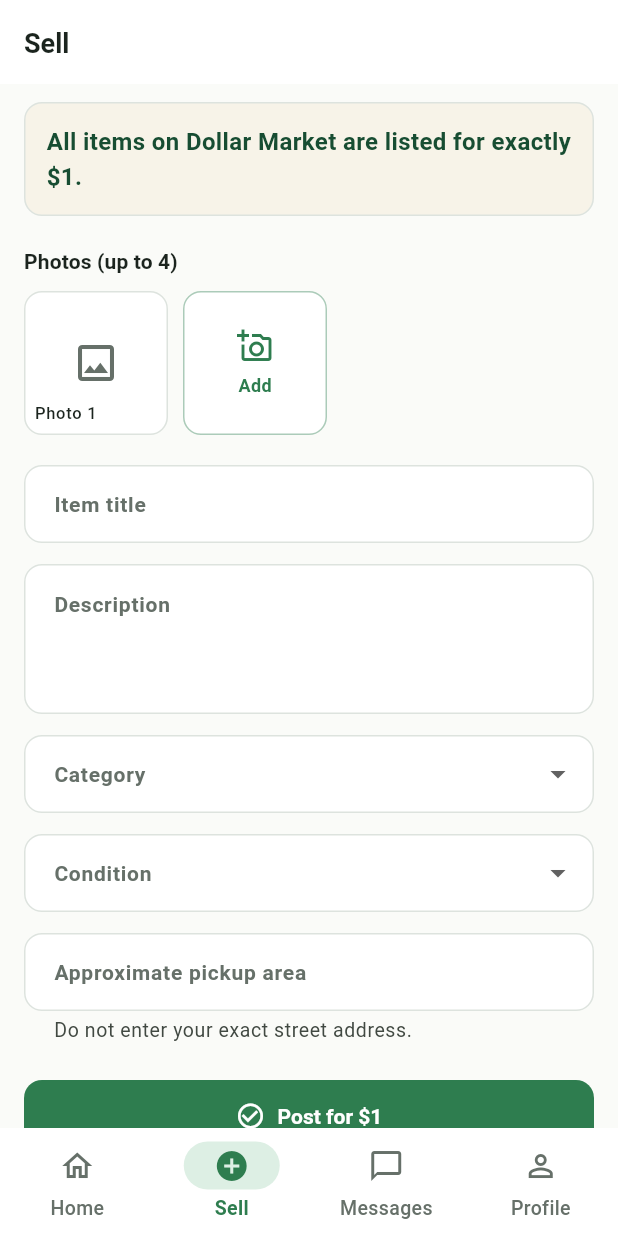
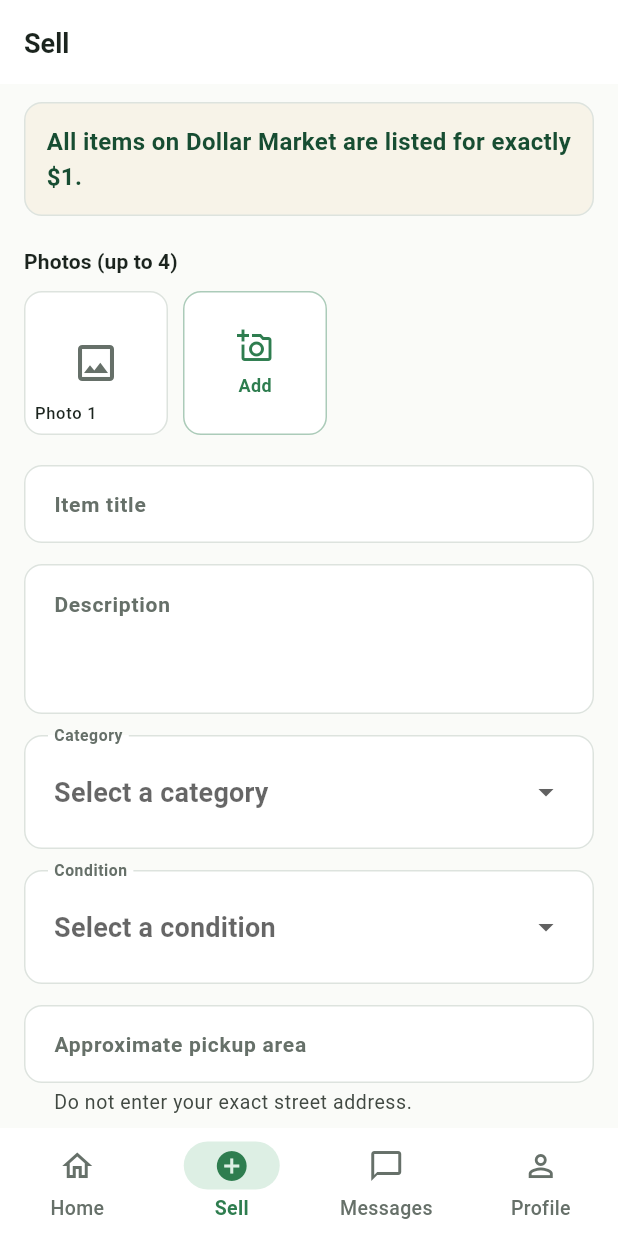
Before and after one commit to zakarbrnd-byte/Dollar-City, a Flutter app: the screen it shows after launch, item 2 of the bottom bar chosen, on a phone screen of 412 x 824 dp. Run offline on Flutter 3.47's test engine with Material 3 defaults, Android fonts, the phone set to English and light mode, and no system bars; our stand-ins replace flutter_riverpod; network calls fail.

Commit message:
Fix CI analyze failure for Flutter web deploy workflow
Replace deprecated DropdownButtonFormField value usage with FormField
dropdowns, and only deploy GitHub Pages from main so feature-branch
builds can pass without Pages environment setup.

Co-authored-by: zakarbrnd-byte <zakarbrnd-byte@users.noreply.github.com>

```diff
--- a/lib/features/create_listing/create_listing_screen.dart
+++ b/lib/features/create_listing/create_listing_screen.dart
@@ -29,6 +29,7 @@ class _CreateListingScreenState extends ConsumerState<CreateListingScreen> {
   ItemCondition? _condition;
   int _photoCount = 1;
   bool _submitting = false;
+  int _formEpoch = 0;
 
   @override
   void dispose() {
@@ -90,6 +91,7 @@ class _CreateListingScreenState extends ConsumerState<CreateListingScreen> {
       _category = null;
       _condition = null;
       _photoCount = 1;
+      _formEpoch++;
     });
   }
 
@@ -183,9 +185,22 @@ class _CreateListingScreenState extends ConsumerState<CreateListingScreen> {
               },
             ),
             const SizedBox(height: 14),
-            DropdownButtonFormField<ItemCategory>(
-              value: _category,
-              decoration: const InputDecoration(labelText: 'Category'),
+            FormField<ItemCategory>(
+              key: ValueKey('category_$_formEpoch'),
+              initialValue: _category,
+              validator: (value) =>
+                  value == null ? 'Category is required' : null,
+              builder: (field) {
+                return InputDecorator(
+                  decoration: InputDecoration(
+                    labelText: 'Category',
+                    errorText: field.errorText,
+                  ),
+                  child: DropdownButtonHideUnderline(
+                    child: DropdownButton<ItemCategory>(
+                      isExpanded: true,
+                      value: field.value,
+                      hint: const Text('Select a category'),
                       items: [
                         for (final category in ItemCategory.listingValues)
                           DropdownMenuItem(
@@ -193,14 +208,32 @@ class _CreateListingScreenState extends ConsumerState<CreateListingScreen> {
                             child: Text(category.label),
                           ),
                       ],
-              onChanged: (value) => setState(() => _category = value),
-              validator: (value) =>
-                  value == null ? 'Category is required' : null,
+                      onChanged: (value) {
+                        field.didChange(value);
+                        setState(() => _category = value);
+                      },
+                    ),
+                  ),
+                );
+              },
             ),
             const SizedBox(height: 14),
-            DropdownButtonFormField<ItemCondition>(
-              value: _condition,
-              decoration: const InputDecoration(labelText: 'Condition'),
+            FormField<ItemCondition>(
+              key: ValueKey('condition_$_formEpoch'),
+              initialValue: _condition,
+              validator: (value) =>
+                  value == null ? 'Condition is required' : null,
+              builder: (field) {
+                return InputDecorator(
+                  decoration: InputDecoration(
+                    labelText: 'Condition',
+                    errorText: field.errorText,
+                  ),
+                  child: DropdownButtonHideUnderline(
+                    child: DropdownButton<ItemCondition>(
+                      isExpanded: true,
+                      value: field.value,
+                      hint: const Text('Select a condition'),
                       items: [
                         for (final condition in ItemCondition.values)
                           DropdownMenuItem(
@@ -208,9 +241,14 @@ class _CreateListingScreenState extends ConsumerState<CreateListingScreen> {
                             child: Text(condition.label),
                           ),
                       ],
-              onChanged: (value) => setState(() => _condition = value),
-              validator: (value) =>
-                  value == null ? 'Condition is required' : null,
+                      onChanged: (value) {
+                        field.didChange(value);
+                        setState(() => _condition = value);
+                      },
+                    ),
+                  ),
+                );
+              },
             ),
             const SizedBox(height: 14),
             TextFormField(
```
Also changed, not shown: 1 other file. Lines whose indentation alone changed are shown as unchanged.
